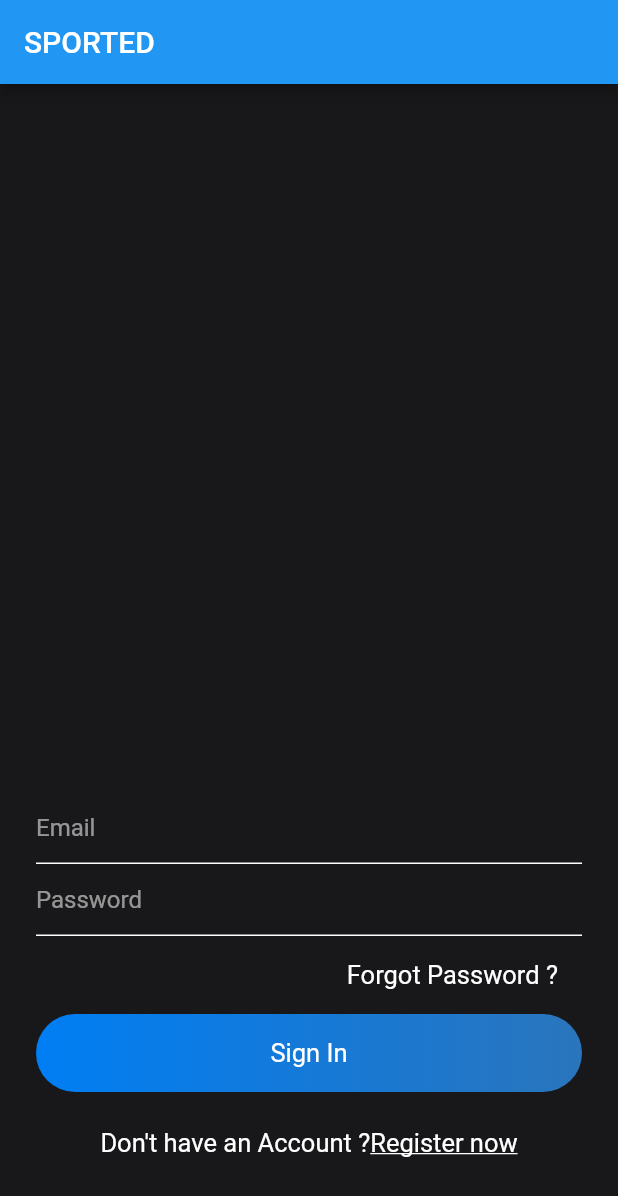
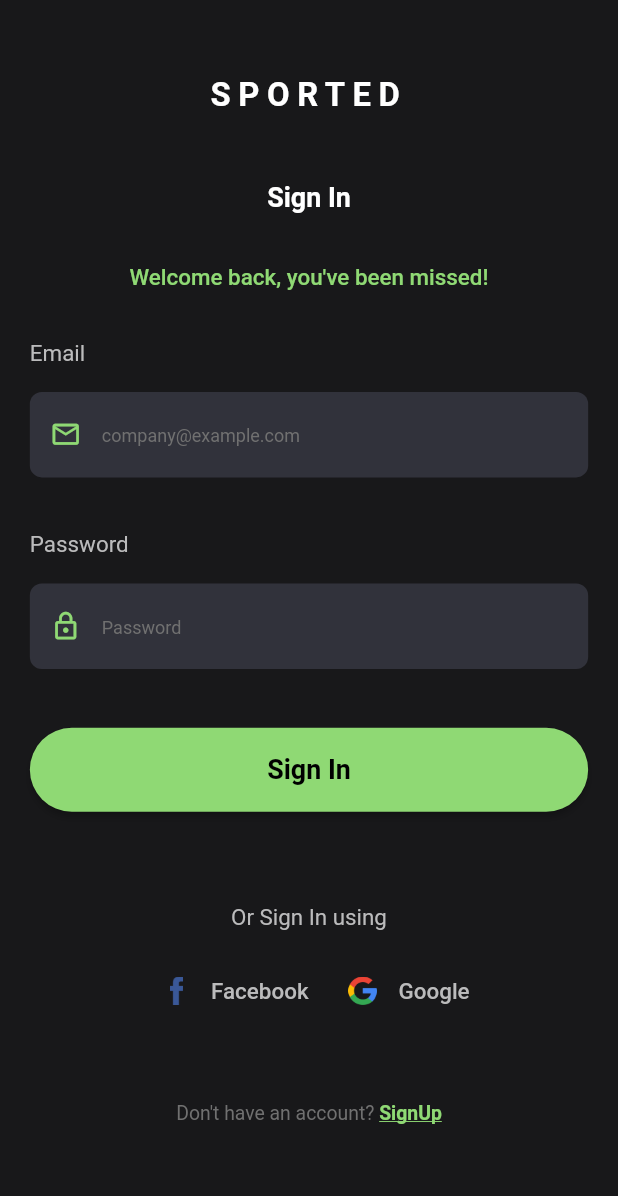
Before and after one commit to kokodavid/Sported, a Flutter app: the screen it shows after launch, on a phone screen of 412 x 824 dp. Shown: the top 1196 px of the screen. Run offline on Flutter 3.47's test engine with Material 2 defaults, Android fonts, the phone set to English and light mode, and no system bars; our stand-ins replace cloud_firestore, firebase_auth, firebase_core, firebase_storage, flutter_screenutil, get_it and 1 more; accounts and stored records are empty; statements that could not run were skipped.

Commit message:
add sign-in-screen; introduce responsive design

```diff
--- a/lib/constants/constants.dart
+++ b/lib/constants/constants.dart
@@ -1,5 +1,8 @@
 import 'package:flutter/material.dart';
+import 'package:flutter_screenutil/flutter_screenutil.dart';
 
 TextStyle simpleTextStyle = TextStyle(color: Colors.white, fontSize: 16);
 
 TextStyle mediumTextStyle = TextStyle(color: Colors.white, fontSize: 17);
+
+TextStyle regularText = TextStyle(color: Color(0xffBBBBBC), fontSize: 15.sp);
--- a/lib/helper/authenticate.dart
+++ b/lib/helper/authenticate.dart
@@ -1,6 +1,6 @@
 import 'package:flutter/material.dart';
-import 'package:sported_app/screens/login.dart';
-import 'package:sported_app/screens/register.dart';
+import 'package:sported_app/pages/sign_in_page.dart';
+import 'package:sported_app/pages/sign_up_page.dart';
 
 class Authenticate extends StatefulWidget {
   @override
@@ -8,7 +8,6 @@ class Authenticate extends StatefulWidget {
 }
 
 class _AuthenticateState extends State<Authenticate> {
-
   bool showSignInScreen = true;
 
   void toggleView() {
@@ -17,13 +16,12 @@ class _AuthenticateState extends State<Authenticate> {
     });
   }
 
-
   @override
   Widget build(BuildContext context) {
     if (showSignInScreen) {
-      return Login(toggleView);
+      return SignInPage(toggle: toggleView);
     } else {
-      return Register(toggleView);
+      return SignUpPage(toggleView);
     }
   }
 }
--- a/lib/main.dart
+++ b/lib/main.dart
@@ -1,5 +1,6 @@
 import 'package:firebase_core/firebase_core.dart';
 import 'package:flutter/material.dart';
+import 'package:flutter_screenutil/screenutil_init.dart';
 import 'package:sported_app/helper/authenticate.dart';
 import 'package:sported_app/locator.dart';
 
@@ -13,11 +14,15 @@ void main() async {
 class MyApp extends StatelessWidget {
   @override
   Widget build(BuildContext context) {
-    return MaterialApp(
-      theme: ThemeData(
-        scaffoldBackgroundColor: Color(0xff18181A),
+    return ScreenUtilInit(
+      designSize: Size(414, 736),
+      allowFontScaling: false,
+      builder: () => MaterialApp(
+        theme: ThemeData(
+          scaffoldBackgroundColor: Color(0xff18181A),
+        ),
+        home: Authenticate(),
       ),
-      home: Authenticate(),
     );
   }
 }
--- a/lib/pages/sign_in_page.dart
+++ b/lib/pages/sign_in_page.dart
@@ -7,14 +7,14 @@ import 'package:sported_app/services/auth.dart';
 import 'package:sported_app/view_controller/user_controller.dart';
 import 'package:sported_app/widgets/form_input_decoration.dart';
 
-class SignIn extends StatefulWidget {
+class SignInPage extends StatefulWidget {
   final Function toggle;
-  SignIn({this.toggle});
+  SignInPage({this.toggle});
   @override
-  _SignInState createState() => _SignInState();
+  _SignInPageState createState() => _SignInPageState();
 }
 
-class _SignInState extends State<SignIn> {
+class _SignInPageState extends State<SignInPage> {
   final formKey = GlobalKey<FormState>();
   AuthMethods authMethods = AuthMethods();
   TextEditingController passWordTextEditingController = new TextEditingController();
--- a/lib/screens/login.dart
+++ /dev/null
@@ -1,135 +0,0 @@
-import 'package:flutter/material.dart';
-import 'package:sported_app/constants/constants.dart';
-import 'package:sported_app/locator.dart';
-import 'package:sported_app/screens/profile_screen.dart';
-import 'package:sported_app/services/auth.dart';
-import 'package:sported_app/view_controller/user_controller.dart';
-import 'package:sported_app/widgets/widget.dart';
-
-class Login extends StatefulWidget {
-  final Function toggle;
-  Login(this.toggle);
-  @override
-  _LoginState createState() => _LoginState();
-}
-
-class _LoginState extends State<Login> {
-  final formKey = GlobalKey<FormState>();
-  AuthMethods authMethods = AuthMethods();
-
-  TextEditingController passWordTextEditingController = new TextEditingController();
-  TextEditingController emailTextEditingController = new TextEditingController();
-
-  login() async {
-    try {
-      await locator.get<UserController>().signInWithEmailAndPassword(
-            email: emailTextEditingController.text,
-            password: passWordTextEditingController.text,
-          );
-      Navigator.pushReplacement(context, MaterialPageRoute(builder: (context) => ProfileScreen()));
-    } catch (e) {
-      print("Something went wrong!");
-    }
-  }
-
-  @override
-  Widget build(BuildContext context) {
-    return Scaffold(
-      appBar: appBarMain(context),
-      body: SingleChildScrollView(
-        child: Container(
-          height: MediaQuery.of(context).size.height - 50,
-          alignment: Alignment.bottomCenter,
-          child: Container(
-            padding: EdgeInsets.symmetric(horizontal: 24),
-            child: Form(
-              key: formKey,
-              child: Column(
-                mainAxisSize: MainAxisSize.min,
-                children: [
-                  TextFormField(
-                      validator: (val) {
-                        return RegExp(r"^[a-zA-Z0-9.a-zA-Z0-9.!#$%&'*+-/=?^_`{|}~]+@[a-zA-Z0-9]+\.[a-zA-Z]+").hasMatch(val)
-                            ? null
-                            : "Enter a valid Email";
-                      },
-                      controller: emailTextEditingController,
-                      style: simpleTextStyle,
-                      decoration: textFieldInputDecoration("Email")),
-                  TextFormField(
-                      obscureText: true,
-                      validator: (val) {
-                        return val.length > 6 ? null : "Please provide a Password with 6+ characters";
-                      },
-                      controller: passWordTextEditingController,
-                      style: simpleTextStyle,
-                      decoration: textFieldInputDecoration("Password")),
-                  SizedBox(
-                    height: 8,
-                  ),
-                  Container(
-                    alignment: Alignment.centerRight,
-                    child: Container(
-                      padding: EdgeInsets.symmetric(horizontal: 16, vertical: 8),
-                      child: Text(
-                        "Forgot Password ?",
-                        style: mediumTextStyle,
-                      ),
-                    ),
-                  ),
-                  SizedBox(
-                    height: 8,
-                  ),
-                  GestureDetector(
-                    onTap: () {
-                      login();
-                    },
-                    child: Container(
-                      alignment: Alignment.center,
-                      width: MediaQuery.of(context).size.width,
-                      padding: EdgeInsets.symmetric(vertical: 16),
-                      decoration: BoxDecoration(
-                          borderRadius: BorderRadius.circular(30),
-                          gradient: LinearGradient(colors: [const Color(0xff007EF4), const Color(0xff2A75BC)])),
-                      child: Text(
-                        "Sign In",
-                        style: mediumTextStyle,
-                      ),
-                    ),
-                  ),
-                  SizedBox(
-                    height: 16,
-                  ),
-                  Row(
-                    mainAxisAlignment: MainAxisAlignment.center,
-                    children: [
-                      Text(
-                        "Don't have an Account ?",
-                        style: mediumTextStyle,
-                      ),
-                      GestureDetector(
-                        onTap: () {
-                          widget.toggle();
-                        },
-                        child: Container(
-                          padding: EdgeInsets.symmetric(vertical: 8),
-                          child: Text(
-                            "Register now",
-                            style: TextStyle(color: Colors.white, fontSize: 17, decoration: TextDecoration.underline),
-                          ),
-                        ),
-                      )
-                    ],
-                  ),
-                  SizedBox(
-                    height: 50,
-                  ),
-                ],
-              ),
-            ),
-          ),
-        ),
-      ),
-    );
-  }
-}
```
Also changed, not shown: lib/pages/sign_up_page.dart (+4 -4 lines), lib/screens/register.dart (deleted, +0 -175 lines), pubspec.yaml (+8 -4 lines), pubspec.lock.
